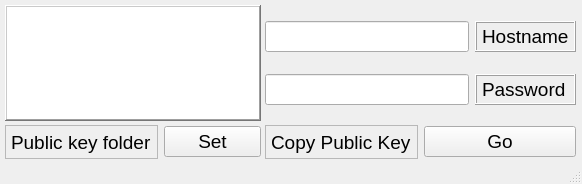
First picture: the form in sshConfig.ui, repository Ciunas/MotionSshConfig, before the edit.
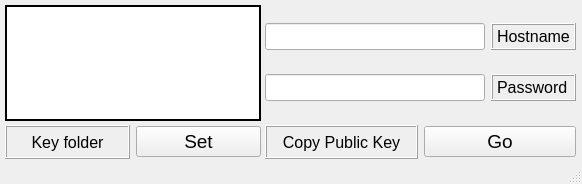
Second picture: the form after the edit.

What changed in the file:
```diff
--- a/sshConfig.ui
+++ b/sshConfig.ui
@@ -44,15 +44,25 @@
     <layout class="QHBoxLayout" name="horizontalLayout_2">
      <item>
       <widget class="QLabel" name="label">
+       <property name="font">
+        <font>
+         <pointsize>12</pointsize>
+         <weight>50</weight>
+         <bold>false</bold>
+        </font>
+       </property>
        <property name="frameShape">
-        <enum>QFrame::StyledPanel</enum>
+        <enum>QFrame::Box</enum>
        </property>
        <property name="frameShadow">
-        <enum>QFrame::Sunken</enum>
+        <enum>QFrame::Raised</enum>
        </property>
        <property name="text">
         <string>Copy Public Key</string>
        </property>
+       <property name="alignment">
+        <set>Qt::AlignCenter</set>
+       </property>
       </widget>
      </item>
      <item>
@@ -76,12 +86,22 @@
     <layout class="QGridLayout" name="gridLayout">
      <item row="1" column="1">
       <widget class="QLabel" name="label_2">
+       <property name="font">
+        <font>
+         <pointsize>12</pointsize>
+         <weight>50</weight>
+         <bold>false</bold>
+        </font>
+       </property>
        <property name="frameShape">
         <enum>QFrame::Box</enum>
        </property>
        <property name="frameShadow">
         <enum>QFrame::Raised</enum>
        </property>
+       <property name="lineWidth">
+        <number>1</number>
+       </property>
        <property name="text">
         <string>Hostname</string>
        </property>
@@ -89,6 +109,11 @@
      </item>
      <item row="4" column="1">
       <widget class="QLabel" name="label_3">
+       <property name="font">
+        <font>
+         <pointsize>12</pointsize>
+        </font>
+       </property>
        <property name="frameShape">
         <enum>QFrame::Box</enum>
        </property>
@@ -102,13 +127,28 @@
      </item>
      <item row="4" column="0">
       <widget class="QLineEdit" name="lineEdit_2">
+       <property name="font">
+        <font>
+         <pointsize>12</pointsize>
+         <weight>50</weight>
+         <bold>false</bold>
+        </font>
+       </property>
        <property name="echoMode">
         <enum>QLineEdit::Password</enum>
        </property>
       </widget>
      </item>
      <item row="1" column="0">
-      <widget class="QLineEdit" name="lineEdit"/>
+      <widget class="QLineEdit" name="lineEdit">
+       <property name="font">
+        <font>
+         <pointsize>12</pointsize>
+         <weight>50</weight>
+         <bold>false</bold>
+        </font>
+       </property>
+      </widget>
      </item>
     </layout>
    </widget>
@@ -121,11 +161,19 @@
       <height>116</height>
      </rect>
     </property>
+    <property name="font">
+     <font>
+      <pointsize>12</pointsize>
+     </font>
+    </property>
     <property name="frameShape">
      <enum>QFrame::WinPanel</enum>
     </property>
     <property name="frameShadow">
-     <enum>QFrame::Raised</enum>
+     <enum>QFrame::Plain</enum>
+    </property>
+    <property name="lineWidth">
+     <number>1</number>
     </property>
    </widget>
    <widget class="QWidget" name="horizontalLayoutWidget">
@@ -140,14 +188,24 @@
     <layout class="QHBoxLayout" name="horizontalLayout">
      <item>
       <widget class="QLabel" name="label_4">
+       <property name="font">
+        <font>
+         <pointsize>12</pointsize>
+         <weight>50</weight>
+         <bold>false</bold>
+        </font>
+       </property>
        <property name="frameShape">
-        <enum>QFrame::StyledPanel</enum>
+        <enum>QFrame::Box</enum>
        </property>
        <property name="frameShadow">
-        <enum>QFrame::Sunken</enum>
+        <enum>QFrame::Raised</enum>
        </property>
        <property name="text">
-        <string>Public key folder</string>
+        <string>Key folder</string>
+       </property>
+       <property name="alignment">
+        <set>Qt::AlignCenter</set>
        </property>
       </widget>
      </item>
```
